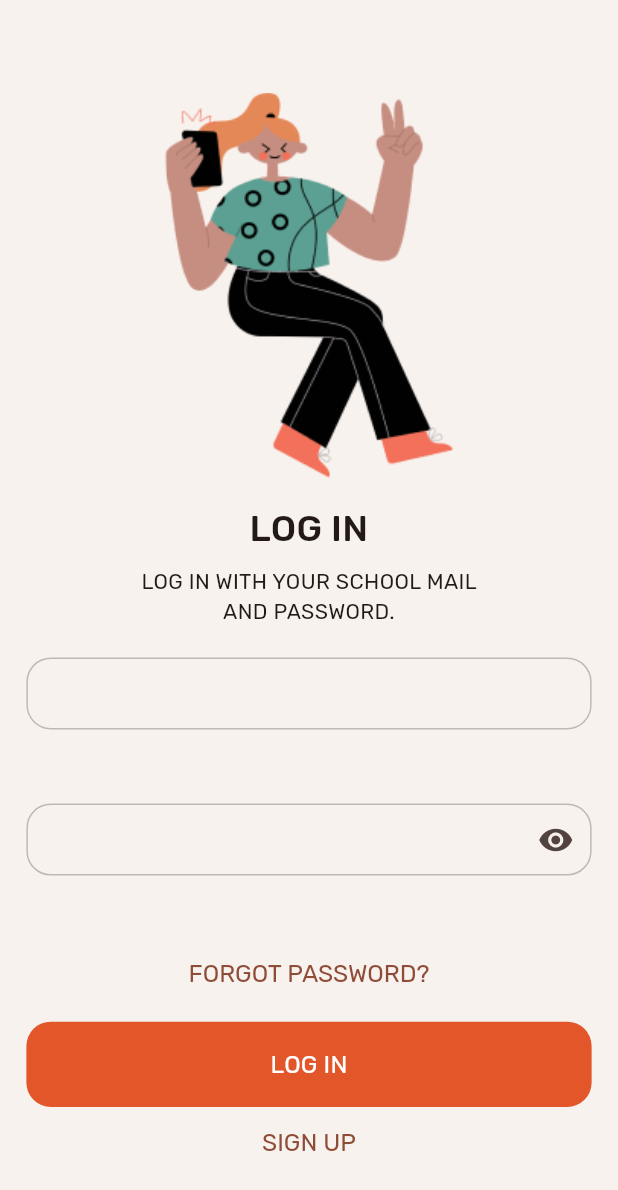
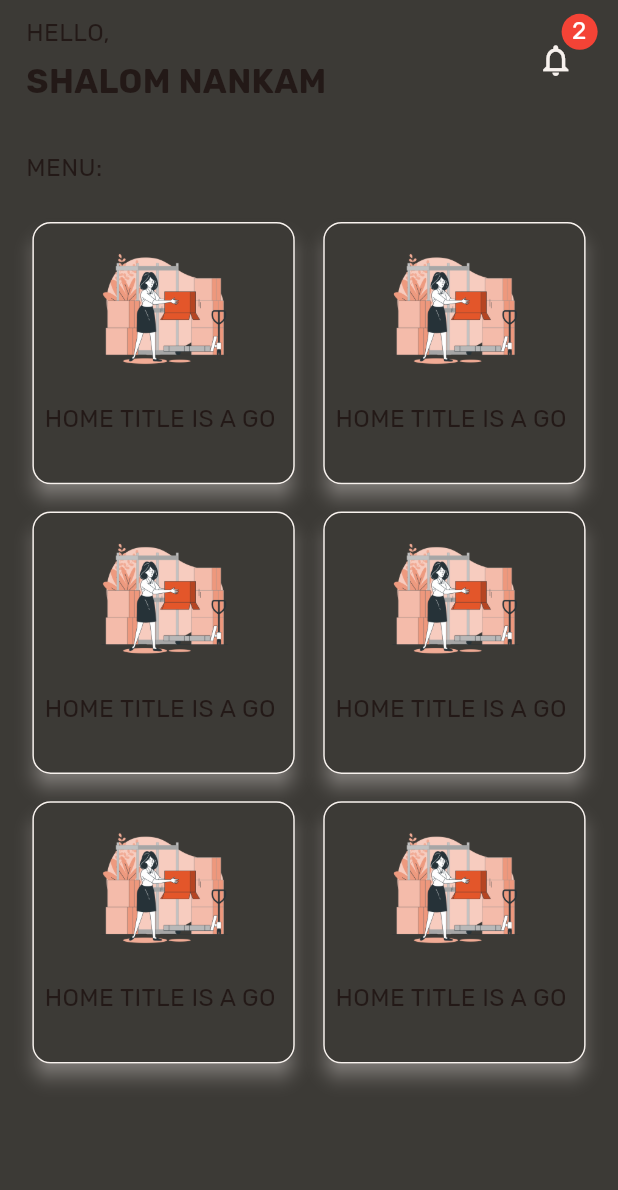
Before and after one commit to code-digga/Mesa-App, a Flutter app: the screen it shows after launch, on a phone screen of 412 x 824 dp. Shown: the top 1190 px of the screen. Run offline on Flutter 3.47's test engine with Material 3 defaults, Android fonts, the phone set to English and light mode, and no system bars; drawn by our look-alikes of flutter_platform_widgets; our stand-ins replace flutter_screenutil, google_fonts.

Commit message:
chore: home page UI. Added image assets for home page

```diff
--- a/lib/main.dart
+++ b/lib/main.dart
@@ -3,9 +3,8 @@ import 'package:flutter/material.dart';
 import 'package:flutter/services.dart';
 import 'package:flutter_platform_widgets/flutter_platform_widgets.dart';
 import 'package:flutter_screenutil/flutter_screenutil.dart';
+import 'package:mesa_app/screens/home_page/home_page.dart';
 import 'package:mesa_app/utils/themes.dart';
-
-import 'screens/login/login.dart';
 
 void main() async {
   WidgetsFlutterBinding.ensureInitialized();
@@ -24,7 +23,7 @@ class MesaApp extends StatelessWidget {
       ensureScreenSize: true,
       child: PlatformProvider(
         builder: (context) => PlatformTheme(
-          themeMode: ThemeMode.light,
+          themeMode: ThemeMode.dark,
           materialLightTheme: lightMaterialTheme,
           materialDarkTheme: darkTheme,
           cupertinoDarkTheme: iosDarkTheme,
@@ -36,7 +35,7 @@ class MesaApp extends StatelessWidget {
               DefaultCupertinoLocalizations.delegate
             ],
             title: 'Mesa',
-            home: LoginPage(),
+            home: HomePage(),
             debugShowCheckedModeBanner: false,
           ),
         ),
--- /dev/null
+++ b/lib/screens/home_page/home_page.dart
@@ -0,0 +1,130 @@
+import 'package:flutter/cupertino.dart';
+import 'package:flutter/material.dart';
+import 'package:flutter_platform_widgets/flutter_platform_widgets.dart';
+import 'package:flutter_screenutil/flutter_screenutil.dart';
+import 'package:mesa_app/widgets/custom_text.dart';
+
+class HomePage extends StatefulWidget {
+  const HomePage({super.key});
+
+  @override
+  State<HomePage> createState() => _HomePageState();
+}
+
+class _HomePageState extends State<HomePage> {
+  @override
+  Widget build(BuildContext context) {
+    return PlatformScaffold(
+      body: Padding(
+        padding: EdgeInsets.symmetric(horizontal: 16.w, vertical: 10.h),
+        child: SafeArea(
+            child: Column(
+          crossAxisAlignment: CrossAxisAlignment.start,
+          children: [
+            Row(
+              children: [
+                Expanded(
+                  child: Column(
+                    crossAxisAlignment: CrossAxisAlignment.start,
+                    children: [
+                      const CustomText(
+                        text: 'Hello,',
+                        size: 16,
+                      ),
+                      SizedBox(
+                        height: 5.h,
+                      ),
+                      const CustomText(
+                        text: 'Shalom Nankam',
+                        size: 22,
+                        weight: FontWeight.bold,
+                      )
+                    ],
+                  ),
+                ),
+                SizedBox(
+                  width: 50.w,
+                ),
+                Badge(
+                  backgroundColor: Colors.red,
+                  label: const CustomText(
+                    text: '2',
+                  ),
+                  largeSize: 20,
+                  offset: const Offset(0, -3),
+                  child: PlatformIconButton(
+                    onPressed: () {},
+                    materialIcon: const Icon(Icons.notifications_none),
+                    cupertinoIcon: const Icon(CupertinoIcons.bell),
+                  ),
+                ),
+              ],
+            ),
+            SizedBox(
+              height: 30.h,
+            ),
+            const CustomText(text: 'Menu:'),
+            SizedBox(
+              height: 20.h,
+            ),
+            Expanded(
+                child: GridView(
+                    gridDelegate: SliverGridDelegateWithFixedCrossAxisCount(
+                        mainAxisSpacing: 10.h,
+                        crossAxisSpacing: 10.w,
+                        childAspectRatio: 1.0,
+                        crossAxisCount: 2),
+                    children: List.generate(
+                        6,
+                        (index) => _HomeCard(
+                              title: 'Home Title is a go',
+                              image: 'assets/images/empty_image.png',
+                              goToPage: () {},
+                            ))))
+          ],
+        )),
+      ),
+    );
+  }
+}
+
+class _HomeCard extends StatelessWidget {
+  const _HomeCard({required this.title, required this.image, this.goToPage});
+  final String title, image;
+  final void Function()? goToPage;
+  @override
+  Widget build(BuildContext context) {
+    return InkWell(
+      onTap: goToPage,
+      child: Card(
+        child: Padding(
+          padding: const EdgeInsets.all(8.0).r,
+          child: Column(
+            children: [
+              SizedBox(
+                height: 100.h,
+                width: 100.w,
+                child: FittedBox(
+                  child: Image.asset(image),
+                ),
+              ),
+              SizedBox(
+                height: 10.h,
+              ),
+              Align(
+                alignment: Alignment.centerLeft,
+                child: CustomText(
+                  text: title,
+                  size: 16,
+                  weight: FontWeight.w400,
+                  overflow: TextOverflow.clip,
+                  alignment: TextAlign.start,
+                ),
+              )
+            ],
+          ),
+        ),
+      ),
+    );
+  }
+}
--- a/lib/screens/onboarding/onboarding.dart
+++ b/lib/screens/onboarding/onboarding.dart
@@ -44,7 +44,6 @@ class _OnboardingPageState extends State<OnboardingPage> {
   @override
   Widget build(BuildContext context) {
     return PlatformScaffold(
-      backgroundColor: Colors.white,
       body: SafeArea(
         child: Padding(
           padding: const EdgeInsets.all(16.0).r,
--- a/lib/screens/sign_up/sign_up.dart
+++ b/lib/screens/sign_up/sign_up.dart
@@ -1,6 +1,7 @@
 import 'package:flutter/material.dart';
 import 'package:flutter_platform_widgets/flutter_platform_widgets.dart';
 import 'package:flutter_screenutil/flutter_screenutil.dart';
+import 'package:mesa_app/screens/home_page/home_page.dart';
 
 import '../../widgets/custom_button.dart';
 import '../../widgets/custom_input_field.dart';
@@ -161,6 +162,13 @@ class _SignUpPageState extends State<SignUpPage> {
                 btnWidth: 343,
                 onTap: () async {
                   // var formCorrect = formKey.currentState?.validate();
+                  Navigator.pushAndRemoveUntil(
+                      context,
+                      platformPageRoute(
+                        context: context,
+                        builder: (context) => const HomePage(),
+                      ),
+                      (route) => false);
                 },
               ),
               CustomTextButton(
--- a/lib/utils/themes.dart
+++ b/lib/utils/themes.dart
@@ -34,7 +34,9 @@ final lightMaterialTheme = ThemeData(
       color: _secondaryColor,
     )))),
     iconButtonTheme: const IconButtonThemeData(
-        style: ButtonStyle(iconSize: MaterialStatePropertyAll(25))),
+        style: ButtonStyle(
+            iconSize: MaterialStatePropertyAll(25),
+            iconColor: MaterialStatePropertyAll(_textColor))),
     inputDecorationTheme: InputDecorationTheme(
         contentPadding: const EdgeInsets.symmetric(horizontal: 10).h,
         isDense: false,
@@ -66,7 +68,14 @@ final lightMaterialTheme = ThemeData(
         ),
         hintStyle: GoogleFonts.rubik(color: _darkGrey, fontSize: 16.sp)),
     // brightness: Brightness.light,
-    cardColor: _secondaryColor,
+    cardTheme: CardTheme(
+      shape: RoundedRectangleBorder(
+          borderRadius: BorderRadius.circular(12).r,
+          side: const BorderSide(color: _lightGrey)),
+      color: _lightGrey,
+      elevation: 5.h,
+      shadowColor: _secondaryColor,
+    ),
     colorScheme: ColorScheme.fromSeed(seedColor: _mainColor),
     dialogBackgroundColor: _lightGrey,
     scaffoldBackgroundColor: _lightGrey,
@@ -79,10 +88,17 @@ final lightMaterialTheme = ThemeData(
 
 // Dark theme configuration for android
 final darkTheme = lightMaterialTheme.copyWith(
-    colorScheme: ColorScheme.fromSeed(seedColor: _textColor),
+    colorScheme: ColorScheme.fromSeed(seedColor: _lightGrey),
     appBarTheme: lightMaterialTheme.appBarTheme
         .copyWith(systemOverlayStyle: SystemUiOverlayStyle.light),
-    cardColor: _secondaryColor,
+    cardTheme: lightMaterialTheme.cardTheme.copyWith(
+      color: _textColor,
+      shadowColor: _lightGrey,
+    ),
+    iconButtonTheme: const IconButtonThemeData(
+        style: ButtonStyle(
+            iconSize: MaterialStatePropertyAll(25),
+            iconColor: MaterialStatePropertyAll(_lightGrey))),
     inputDecorationTheme: InputDecorationTheme(
         hintStyle: lightMaterialTheme.inputDecorationTheme.hintStyle
             ?.copyWith(color: _lightGrey)),
```
Also changed, not shown: assets/images/calendar.png (added), assets/images/courses.png (added), assets/images/exam.png (added), assets/images/results.png (added), assets/images/video_lessons.png (added).
